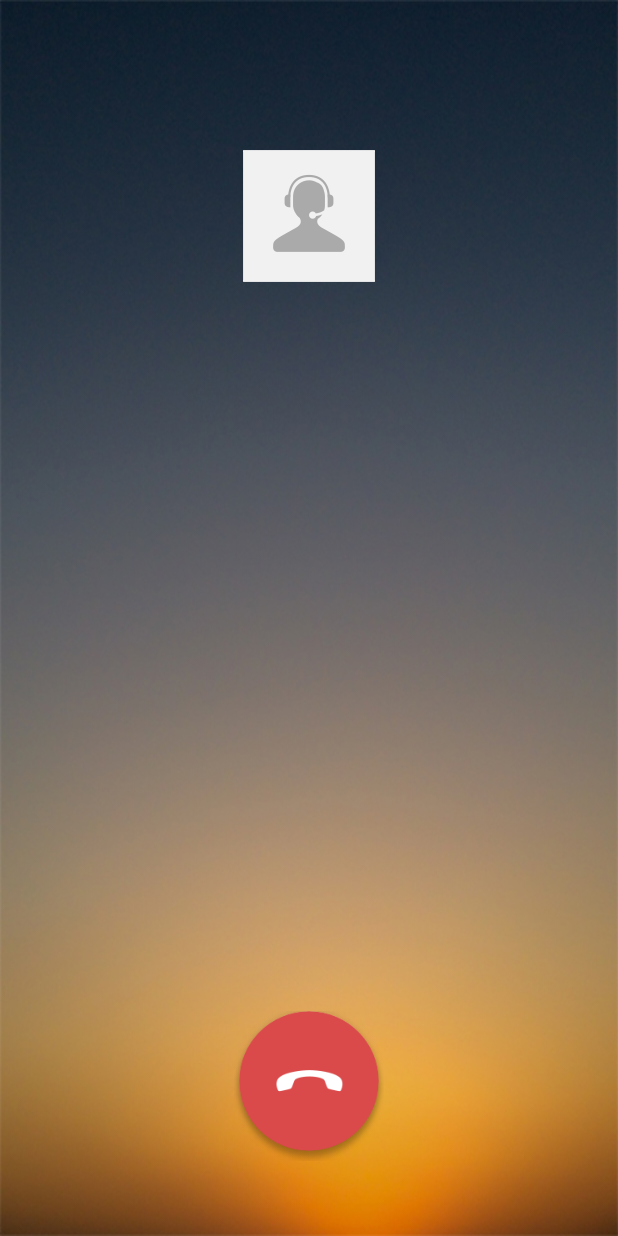
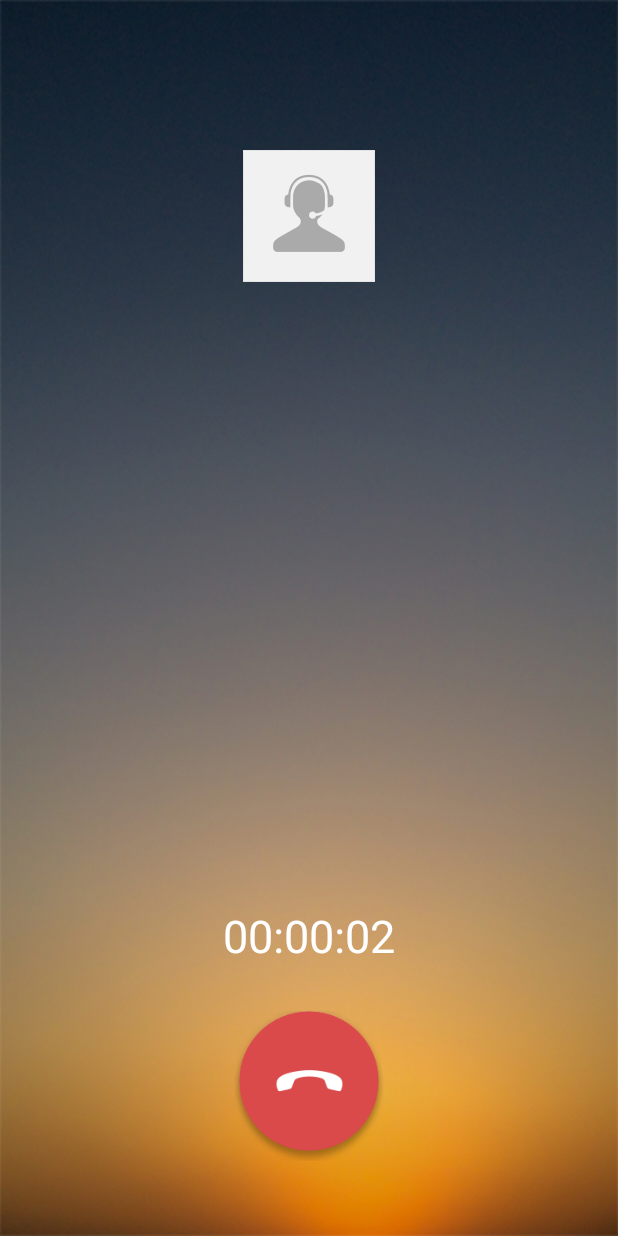
Before and after one commit to Tianxinxue/VoChat, an Android app: the InCallActivity screen opened directly, with no data from a screen before it, on a phone screen of 412 x 824 dp. Run offline under Robolectric (Android 15) with nearby library versions, the phone set to English and light mode, and no system bars; 4 statements that could not run were skipped.

Commit message:
In Call UI 完善

```diff
--- a/app/src/main/java/cc/icen/vochat/activity/HomeActivity.java
+++ b/app/src/main/java/cc/icen/vochat/activity/HomeActivity.java
@@ -3,6 +3,7 @@ package cc.icen.vochat.activity;
 import android.app.Activity;
 import android.app.FragmentManager;
 import android.app.FragmentTransaction;
+import android.content.pm.ActivityInfo;
 import android.os.Bundle;
 import android.widget.FrameLayout;
 import android.widget.RadioGroup;
@@ -32,6 +33,8 @@ public class HomeActivity extends Activity implements RadioGroup.OnCheckedChange
     protected void onCreate(Bundle savedInstanceState) {
         super.onCreate(savedInstanceState);
         setContentView(R.layout.activity_home);
+        //锁定竖屏
+        setRequestedOrientation(ActivityInfo.SCREEN_ORIENTATION_PORTRAIT);
         mMessageFragment = new MessageFragment();
         mContactsFragment = new ContactsFragment();
         mMeFragment = new MeFragment();
--- a/app/src/main/java/cc/icen/vochat/activity/InCallActivity.java
+++ b/app/src/main/java/cc/icen/vochat/activity/InCallActivity.java
@@ -1,17 +1,40 @@
 package cc.icen.vochat.activity;
 
 import android.app.Activity;
+import android.content.pm.ActivityInfo;
 import android.os.Bundle;
+import android.os.Handler;
+import android.os.Message;
+import android.util.Log;
+import android.view.View;
 import android.view.Window;
 import android.view.WindowManager;
+import android.widget.ImageButton;
+import android.widget.TextView;
+
+import java.io.IOException;
+import java.util.Timer;
+import java.util.TimerTask;
 
 import cc.icen.vochat.R;
+import cc.icen.vochat.media.AudioEncoder;
+import cc.icen.vochat.media.UdpReceiver;
 
-public class InCallActivity extends Activity {
+public class InCallActivity extends Activity implements View.OnClickListener {
+
+    private AudioEncoder aEncoder;
+    private UdpReceiver receiver;
+    private TimerTask timerTask = null;
+    private Timer timer;
+
+    private ImageButton btnInCallStop;
+    private TextView tvTimer;
 
     @Override
     protected void onCreate(Bundle savedInstanceState) {
         super.onCreate(savedInstanceState);
+        //锁定竖屏
+        setRequestedOrientation(ActivityInfo.SCREEN_ORIENTATION_PORTRAIT);
 
         /*设置Activity无标题全屏*/
         requestWindowFeature(Window.FEATURE_NO_TITLE);
@@ -19,5 +42,87 @@ public class InCallActivity extends Activity {
                 WindowManager.LayoutParams.FLAG_FULLSCREEN);
 
         setContentView(R.layout.activity_in_call);
+        btnInCallStop = (ImageButton) findViewById(R.id.im_button_stop_in_call);
+        btnInCallStop.setOnClickListener(this);
+        tvTimer = (TextView) findViewById(R.id.tv_timer);
+        timer = new Timer();
+
+        startRecording();
+        receiver = new UdpReceiver();
+        try {
+            receiver.fillBuffer();
+        } catch (IOException e) {
+            e.printStackTrace();
+        }
     }
+
+    @Override
+    public void onClick(View v) {
+        switch (v.getId()) {
+            case R.id.im_button_stop_in_call:
+                Log.d("tian---", "stop in call");
+                try {
+                    stopRecording();
+                    this.finish();
+                } catch (IOException e) {
+                    //  TODO Auto-generated catch block
+                    e.printStackTrace();
+                }
+                break;
+        }
+    }
+
+    private void startRecording() {
+
+        aEncoder = new AudioEncoder(0, 0, 0, 0);
+        aEncoder.StartEncoderThread();
+        startTimer();
+    }
+
+
+    private void stopRecording() throws IOException {
+
+        if (null != aEncoder) {
+
+            stopTimer();
+            aEncoder.StopThread();
+        }
+        if (receiver != null)
+            receiver.close();
+
+    }
+
+    private void startTimer() {
+
+        if (timerTask == null) {
+            timerTask = new TimerTask() {
+                int time_sec = 0;
+                @Override
+                public void run() {
+                    time_sec++;
+                    Message message = new Message();
+                    message.what = time_sec ;
+                    handler.sendMessage(message);
+                }
+            };
+            // 设置scedule，开始时间以及时间间隔，间隔此处为1秒
+            timer.schedule(timerTask, 1000, 1000);
+        }
+    }
+
+    private void stopTimer() {
+        if (timerTask != null) {
+            timerTask.cancel();
+            timerTask = null;
+        }
+    }
+
+    private Handler handler = new Handler()
+    {
+        public void handleMessage(Message msg) {
+            tvTimer.setText(String.format("%02d:%02d:%02d",msg.what/3600,(msg.what%3600)/60,msg.what%60));
+            super.handleMessage(msg);
+        }
+
+    };
 }
--- a/app/src/main/java/cc/icen/vochat/activity/WelcomeActivity.java
+++ b/app/src/main/java/cc/icen/vochat/activity/WelcomeActivity.java
@@ -2,6 +2,7 @@ package cc.icen.vochat.activity;
 
 import android.app.Activity;
 import android.content.Intent;
+import android.content.pm.ActivityInfo;
 import android.os.Bundle;
 import android.text.TextUtils;
 import android.util.Log;
@@ -25,6 +26,8 @@ public class WelcomeActivity extends Activity implements View.OnClickListener {
     protected void onCreate(Bundle savedInstanceState) {
         super.onCreate(savedInstanceState);
         setContentView(R.layout.activity_welcome);
+        //锁定竖屏
+        setRequestedOrientation(ActivityInfo.SCREEN_ORIENTATION_PORTRAIT);
 
         //获取控件
         et_username = (EditText) findViewById(R.id.et_sign_in_account);
--- a/app/src/main/res/layout/activity_in_call.xml
+++ b/app/src/main/res/layout/activity_in_call.xml
@@ -52,4 +52,14 @@
             android:layout_marginBottom="50dp"
             android:src="@drawable/call_end_selector" />
 
+    <TextView
+        android:layout_width="wrap_content"
+        android:layout_height="wrap_content"
+        android:id="@+id/tv_timer"
+        android:textSize="30sp"
+        android:textColor="#FFFF"
+        android:layout_above="@+id/im_button_stop_in_call"
+        android:layout_centerHorizontal="true"
+        android:layout_marginBottom="30dp" />
+
 </RelativeLayout>
--- a/app/src/main/res/layout/fragment_me.xml
+++ b/app/src/main/res/layout/fragment_me.xml
@@ -9,11 +9,6 @@
         android:layout_height="wrap_content"
         android:id="@+id/start_button"
         android:text="start"/>
-    <Button
-        android:layout_width="match_parent"
-        android:layout_height="wrap_content"
-        android:id="@+id/stop_button"
-        android:text="stop"/>
 
 
 </LinearLayout>
```
Also changed, not shown: app/src/main/java/cc/icen/vochat/fragment/MeFragment.java (+0 -64 lines).
